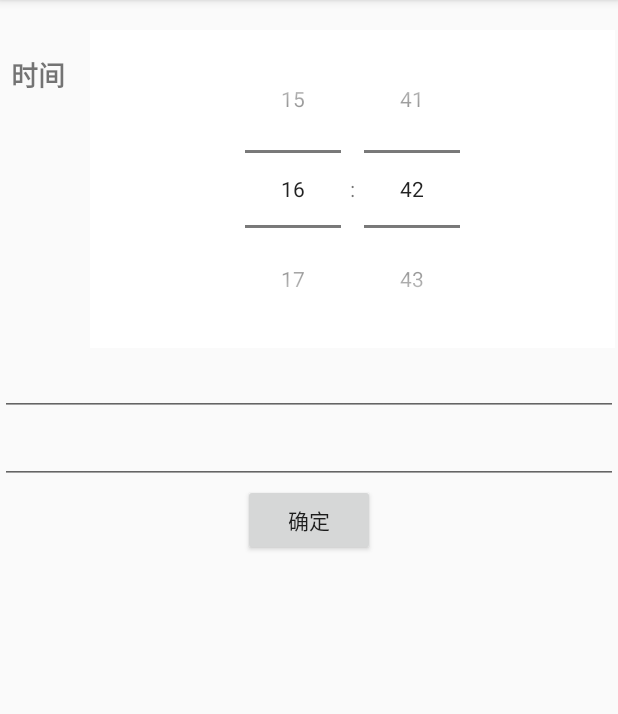
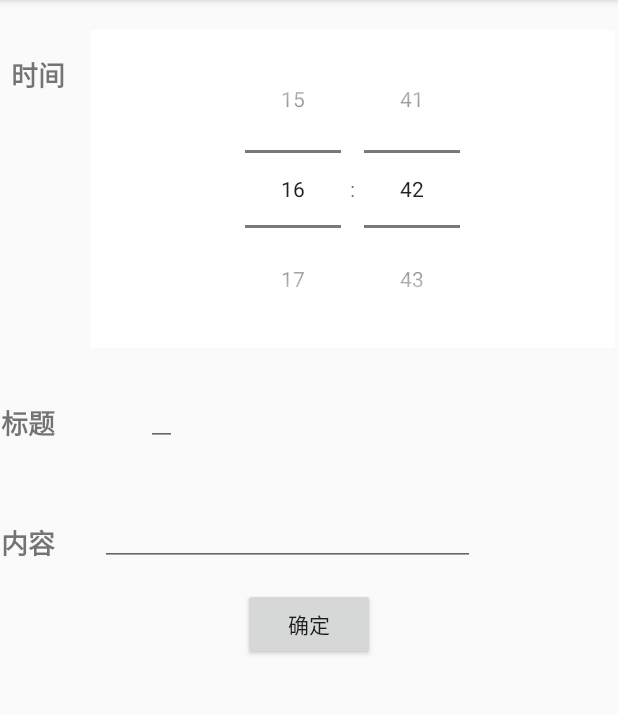
Before and after one commit to Xiangfeidetangyuan/MedicineAssistant, an Android app: the editinform screen opened directly, with no data from a screen before it, on a phone screen of 412 x 824 dp, the part 84-798 px from its top. Run offline under Robolectric (Android 15) with nearby library versions, the phone set to English and light mode, and no system bars; 4 statements that could not run were skipped.

Commit message:
稍微UI更改（界面布局还要努力研究）

```diff
--- a/app/src/main/res/layout/activity_editinform.xml
+++ b/app/src/main/res/layout/activity_editinform.xml
@@ -32,18 +32,54 @@
         android:timePickerMode="spinner" />
     </RelativeLayout>
 
-    <EditText
-        android:id="@+id/infrom_title"
+    <RelativeLayout
         android:layout_width="match_parent"
         android:layout_height="wrap_content"
+        android:layout_marginTop="20dp"
+        >
+    <TextView
+        android:layout_width="70dp"
+        android:layout_height="60dp"
+        android:layout_alignParentStart="true"
+        android:layout_marginStart="-16dp"
+        android:gravity="center"
+        android:text="标题"
+        android:textSize="18sp"
+        android:textStyle="bold" />
 
-        />
-    <EditText
-        android:id="@+id/infrom_context_2"
+        <EditText
+            android:id="@+id/infrom_title"
+            android:layout_width="wrap_content"
+            android:layout_height="wrap_content"
+
+            android:layout_alignParentEnd="true"
+            android:layout_marginEnd="294dp" />
+    </RelativeLayout>
+
+    <RelativeLayout
         android:layout_width="match_parent"
         android:layout_height="wrap_content"
+        android:layout_marginTop="20dp"
+        >
 
-        />
+        <TextView
+            android:layout_width="70dp"
+            android:layout_height="60dp"
+            android:layout_alignParentStart="true"
+            android:layout_marginStart="-16dp"
+            android:gravity="center"
+            android:text="内容"
+            android:textSize="18sp"
+            android:textStyle="bold" />
+
+        <EditText
+            android:id="@+id/infrom_context_2"
+            android:layout_width="250dp"
+            android:layout_height="wrap_content"
+
+            android:layout_alignParentEnd="true"
+            android:layout_marginEnd="95dp" />
+    </RelativeLayout>
 
 
 
```
Also changed, not shown: app/src/main/java/org/unboxing/medicineassistant/InformAdapter.java (+5 -6 lines), app/src/main/res/layout/inform_item.xml (+14 -17 lines).
